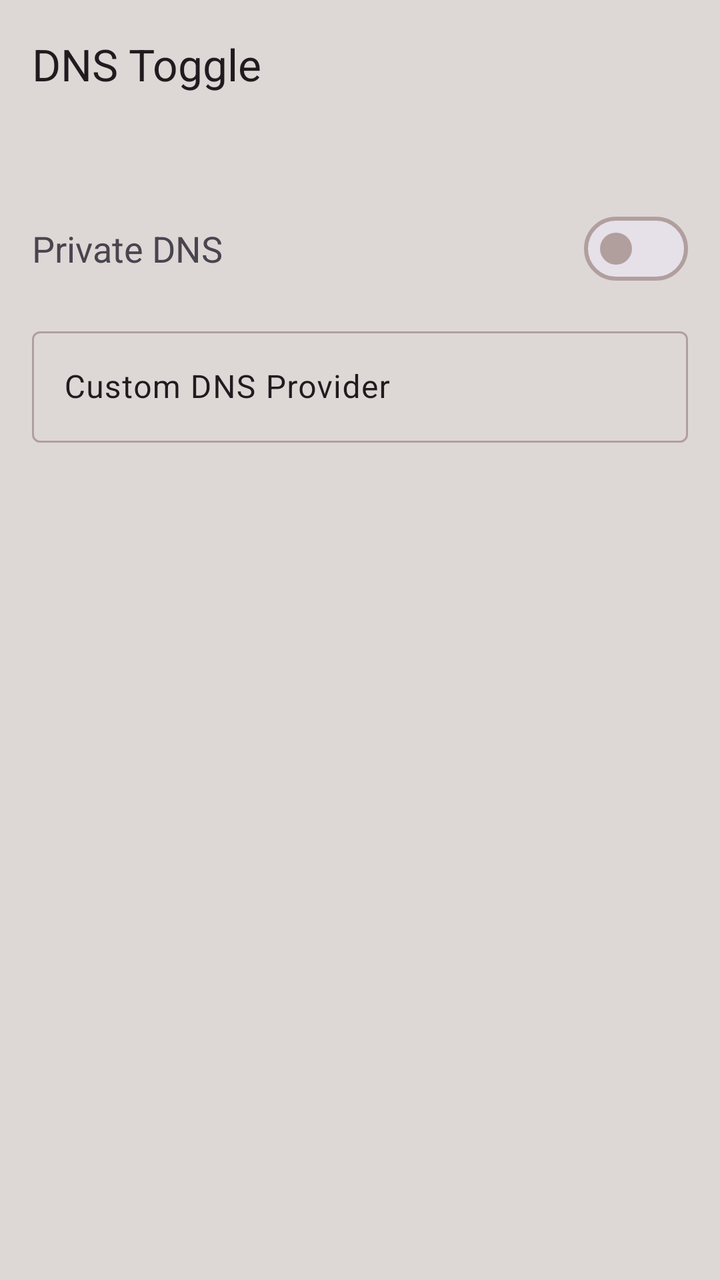
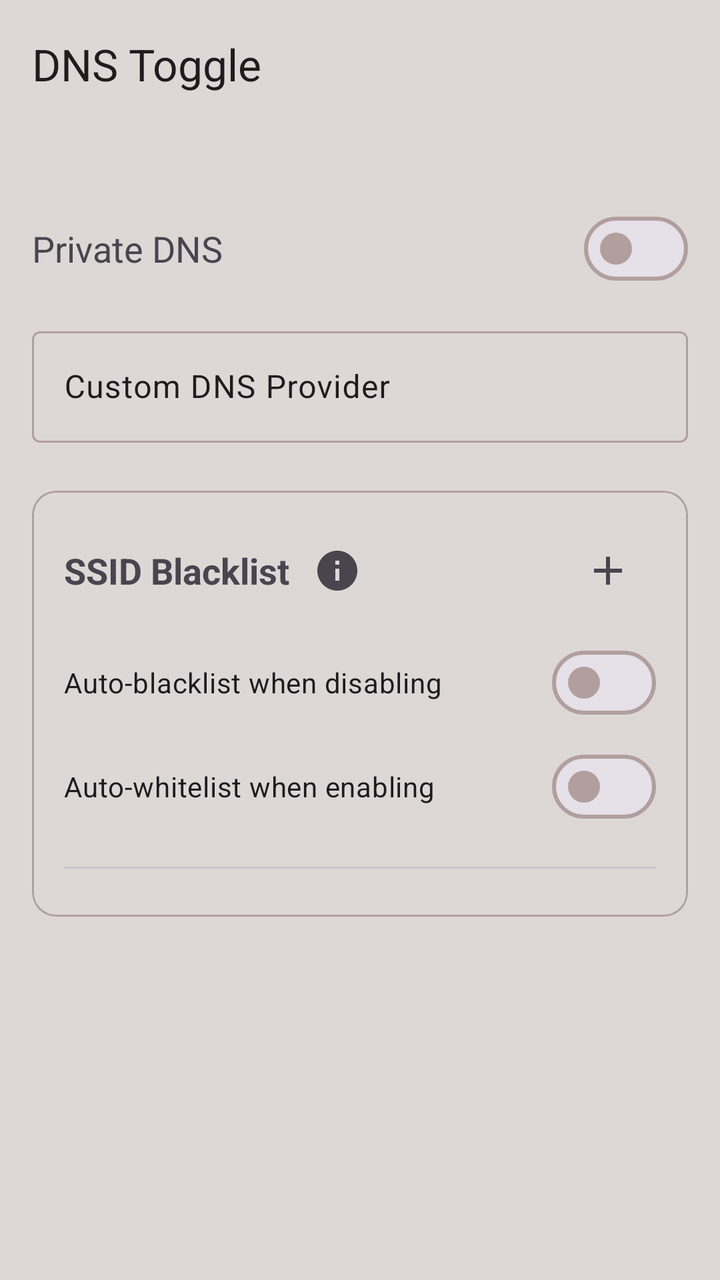

Compare the two renders of this Android layout. The source of the first and the diff that turns it into the second are given below.
<!-- AndroidManifest.xml: activity theme Theme.DNSToggle -->
<!-- res/layout/activity_main.xml -->
<?xml version="1.0" encoding="utf-8"?>
<androidx.coordinatorlayout.widget.CoordinatorLayout xmlns:android="http://schemas.android.com/apk/res/android"
    xmlns:app="http://schemas.android.com/apk/res-auto"
    xmlns:tools="http://schemas.android.com/tools"
    android:id="@+id/main"
    android:layout_width="match_parent"
    android:layout_height="match_parent"
    android:fitsSystemWindows="false"
    tools:context=".MainActivity">

    <com.google.android.material.appbar.AppBarLayout
        android:id="@+id/appBarLayout"
        android:layout_width="match_parent"
        android:layout_height="wrap_content"
        android:fitsSystemWindows="true">

        <com.google.android.material.appbar.MaterialToolbar
            android:id="@+id/topAppBar"
            android:layout_width="match_parent"
            android:layout_height="?attr/actionBarSize"
            app:title="@string/app_name" />

    </com.google.android.material.appbar.AppBarLayout>

    <androidx.constraintlayout.widget.ConstraintLayout
        android:layout_width="match_parent"
        android:layout_height="match_parent"
        android:padding="16dp"
        app:layout_behavior="@string/appbar_scrolling_view_behavior">

        <TextView
            android:id="@+id/tvToggleLabel"
            android:layout_width="wrap_content"
            android:layout_height="wrap_content"
            android:text="@string/private_dns"
            android:textSize="18sp"
            android:layout_marginTop="32dp"
            app:layout_constraintStart_toStartOf="parent"
            app:layout_constraintTop_toTopOf="parent" />

        <com.google.android.material.materialswitch.MaterialSwitch
            android:id="@+id/switchDns"
            android:layout_width="wrap_content"
            android:layout_height="wrap_content"
            app:layout_constraintEnd_toEndOf="parent"
            app:layout_constraintTop_toTopOf="@id/tvToggleLabel"
            app:layout_constraintBottom_toBottomOf="@id/tvToggleLabel" />

        <com.google.android.material.textfield.TextInputLayout
            android:id="@+id/tilCustomDns"
            android:layout_width="match_parent"
            android:layout_height="wrap_content"
            android:layout_marginTop="24dp"
            android:hint="@string/custom_dns_provider"
            app:layout_constraintTop_toBottomOf="@id/tvToggleLabel"
            app:layout_constraintStart_toStartOf="parent"
            app:layout_constraintEnd_toEndOf="parent">

            <com.google.android.material.textfield.TextInputEditText
                android:id="@+id/etCustomDns"
                android:layout_width="match_parent"
                android:layout_height="wrap_content"
                android:inputType="textUri" />
        </com.google.android.material.textfield.TextInputLayout>

    </androidx.constraintlayout.widget.ConstraintLayout>

</androidx.coordinatorlayout.widget.CoordinatorLayout>
<!-- resources referenced by this layout -->
<resources>
  <string name="app_name">DNS Toggle</string>
  <string name="custom_dns_provider">Custom DNS Provider</string>
  <string name="private_dns">Private DNS</string>
  <style name="Theme.DNSToggle" parent="Theme.Material3.DayNight.NoActionBar">
  		
  		<item name="colorPrimary">@color/light_accent</item>
  		<item name="colorOnPrimary">@color/white</item>
  
  		
  		<item name="colorSecondaryContainer">@color/light_border</item>
  		<item name="colorOnSecondaryContainer">@color/light_text</item>
  
  		
  		<item name="android:colorBackground">@color/light_background</item>
  		<item name="colorSurface">@color/light_background</item>
  		<item name="colorOnSurface">@color/light_text</item>
  		<item name="colorOnSurfaceVariant">@color/light_text</item>
  		<item name="android:textColorPrimary">@color/light_text</item>
  
  		
  		<item name="colorOutline">@color/light_border</item>
  
  		
  		<item name="android:statusBarColor">?attr/colorSurface</item>
  		<item name="android:windowLightStatusBar" tools:targetApi="m">true</item>
  	</style>
  <color name="light_accent">#6d0a1f</color>
  <color name="white">#FFFFFFFF</color>
  <color name="light_border">#b19f9e</color>
  <color name="light_text">#221a1f</color>
  <color name="light_background">#ddd8d6</color>
</resources>

<!-- the commit's change to res/layout/activity_main.xml (unified diff, before → after) -->
@@ -22,47 +22,153 @@
 
     </com.google.android.material.appbar.AppBarLayout>
 
-    <androidx.constraintlayout.widget.ConstraintLayout
+    <androidx.core.widget.NestedScrollView
         android:layout_width="match_parent"
         android:layout_height="match_parent"
-        android:padding="16dp"
         app:layout_behavior="@string/appbar_scrolling_view_behavior">
 
-        <TextView
-            android:id="@+id/tvToggleLabel"
-            android:layout_width="wrap_content"
-            android:layout_height="wrap_content"
-            android:text="@string/private_dns"
-            android:textSize="18sp"
-            android:layout_marginTop="32dp"
-            app:layout_constraintStart_toStartOf="parent"
-            app:layout_constraintTop_toTopOf="parent" />
-
-        <com.google.android.material.materialswitch.MaterialSwitch
-            android:id="@+id/switchDns"
-            android:layout_width="wrap_content"
-            android:layout_height="wrap_content"
-            app:layout_constraintEnd_toEndOf="parent"
-            app:layout_constraintTop_toTopOf="@id/tvToggleLabel"
-            app:layout_constraintBottom_toBottomOf="@id/tvToggleLabel" />
-
-        <com.google.android.material.textfield.TextInputLayout
-            android:id="@+id/tilCustomDns"
+        <androidx.constraintlayout.widget.ConstraintLayout
             android:layout_width="match_parent"
             android:layout_height="wrap_content"
-            android:layout_marginTop="24dp"
-            android:hint="@string/custom_dns_provider"
-            app:layout_constraintTop_toBottomOf="@id/tvToggleLabel"
-            app:layout_constraintStart_toStartOf="parent"
-            app:layout_constraintEnd_toEndOf="parent">
+            android:padding="16dp">
 
-            <com.google.android.material.textfield.TextInputEditText
-                android:id="@+id/etCustomDns"
+            <TextView
+                android:id="@+id/tvToggleLabel"
+                android:layout_width="wrap_content"
+                android:layout_height="wrap_content"
+                android:text="@string/private_dns"
+                android:textSize="18sp"
+                android:layout_marginTop="32dp"
+                app:layout_constraintStart_toStartOf="parent"
+                app:layout_constraintTop_toTopOf="parent" />
+
+            <com.google.android.material.materialswitch.MaterialSwitch
+                android:id="@+id/switchPrivateDns"
+                android:layout_width="wrap_content"
+                android:layout_height="wrap_content"
+                app:layout_constraintEnd_toEndOf="parent"
+                app:layout_constraintTop_toTopOf="@id/tvToggleLabel"
+                app:layout_constraintBottom_toBottomOf="@id/tvToggleLabel" />
+
+            <com.google.android.material.textfield.TextInputLayout
+                android:id="@+id/tilCustomDns"
                 android:layout_width="match_parent"
                 android:layout_height="wrap_content"
-                android:inputType="textUri" />
-        </com.google.android.material.textfield.TextInputLayout>
+                android:layout_marginTop="24dp"
+                android:hint="@string/custom_dns_provider"
+                app:layout_constraintTop_toBottomOf="@id/tvToggleLabel"
+                app:layout_constraintStart_toStartOf="parent"
+                app:layout_constraintEnd_toEndOf="parent">
 
-    </androidx.constraintlayout.widget.ConstraintLayout>
+                <com.google.android.material.textfield.TextInputEditText
+                    android:id="@+id/inputCustomDns"
+                    android:layout_width="match_parent"
+                    android:layout_height="wrap_content"
+                    android:inputType="textUri" />
+            </com.google.android.material.textfield.TextInputLayout>
+
+            <com.google.android.material.card.MaterialCardView
+                android:id="@+id/cardSsidBlacklist"
+                android:layout_width="match_parent"
+                android:layout_height="wrap_content"
+                android:layout_marginTop="24dp"
+                app:cardCornerRadius="12dp"
+                app:cardElevation="0dp"
+                app:strokeWidth="1dp"
+                app:strokeColor="?attr/colorOutline"
+                app:layout_constraintTop_toBottomOf="@id/tilCustomDns"
+                app:layout_constraintStart_toStartOf="parent"
+                app:layout_constraintEnd_toEndOf="parent">
+
+                <LinearLayout
+                    android:layout_width="match_parent"
+                    android:layout_height="wrap_content"
+                    android:orientation="vertical"
+                    android:padding="16dp">
+
+                    <RelativeLayout
+                        android:layout_width="match_parent"
+                        android:layout_height="wrap_content">
+
+                        <TextView
+                            android:id="@+id/tvSsidBlacklistTitle"
+                            android:layout_width="wrap_content"
+                            android:layout_height="wrap_content"
+                            android:text="@string/ssid_blacklist_title"
+                            android:textSize="18sp"
+                            android:textStyle="bold"
+                            android:layout_centerVertical="true"
+                            android:layout_alignParentStart="true" />
+
+                        <ImageButton
+                            android:id="@+id/btnSsidInfo"
+                            android:layout_width="48dp"
+                            android:layout_height="48dp"
+                            android:layout_toEndOf="@id/tvSsidBlacklistTitle"
+                            android:layout_centerVertical="true"
+                            android:background="?attr/selectableItemBackgroundBorderless"
+                            android:src="@drawable/ic_info"
+                            android:contentDescription="@string/info_content_description" />
+
+                        <ImageButton
+                            android:id="@+id/btnAddSsid"
+                            android:layout_width="48dp"
+                            android:layout_height="48dp"
+                            android:layout_alignParentEnd="true"
+                            android:background="?attr/selectableItemBackgroundBorderless"
+                            android:src="@drawable/ic_add"
+                            android:contentDescription="@string/add_ssid" />
+                    </RelativeLayout>
+
+                    <com.google.android.material.materialswitch.MaterialSwitch
+                        android:id="@+id/switchAutoBlacklist"
+                        android:layout_width="match_parent"
+                        android:layout_height="wrap_content"
+                        android:layout_marginTop="8dp"
+                        android:text="@string/auto_blacklist_on_disable" />
+
+                    <com.google.android.material.materialswitch.MaterialSwitch
+                        android:id="@+id/switchAutoWhitelist"
+                        android:layout_width="match_parent"
+                        android:layout_height="wrap_content"
+                        android:layout_marginTop="4dp"
+                        android:text="@string/auto_whitelist_on_enable" />
+
+                    <TextView
+                        android:id="@+id/tvPermissionNotice"
+                        android:layout_width="match_parent"
+                        android:layout_height="wrap_content"
+                        android:layout_marginTop="8dp"
+                        android:text="@string/grant_permission_notice"
+                        android:textColor="?attr/colorError"
+                        android:visibility="gone" />
+
+                    <Button
+                        android:id="@+id/btnGrantPermission"
+                        style="@style/Widget.Material3.Button.TextButton"
+                        android:layout_width="wrap_content"
+                        android:layout_height="wrap_content"
+                        android:text="@string/grant_permission_button"
+                        android:visibility="gone" />
+
+                    <View
+                        android:id="@+id/dividerSsidList"
+                        android:layout_width="match_parent"
+                        android:layout_height="1dp"
+                        android:layout_marginTop="16dp"
+                        android:background="?attr/colorOutlineVariant" />
+
+                    <LinearLayout
+                        android:id="@+id/ssidListContainer"
+                        android:layout_width="match_parent"
+                        android:layout_height="wrap_content"
+                        android:orientation="vertical"
+                        android:layout_marginTop="8dp" />
+
+                </LinearLayout>
+            </com.google.android.material.card.MaterialCardView>
+
+        </androidx.constraintlayout.widget.ConstraintLayout>
+    </androidx.core.widget.NestedScrollView>
 
 </androidx.coordinatorlayout.widget.CoordinatorLayout>
<!-- resource entries referenced after the edit -->
@@ -1,8 +1,37 @@
 <!-- resources referenced by this layout -->
 <resources>
+  <!-- drawable ic_add (drawable) -->
+  <vector xmlns:android="http://schemas.android.com/apk/res/android"
+      android:width="24dp"
+      android:height="24dp"
+      android:viewportWidth="24"
+      android:viewportHeight="24"
+      android:tint="?attr/colorControlNormal">
+      <path
+          android:fillColor="@android:color/white"
+          android:pathData="M19,13h-6v6h-2v-6H5v-2h6V5h2v6h6v2z"/>
+  </vector>
+  <!-- drawable ic_info (drawable) -->
+  <vector xmlns:android="http://schemas.android.com/apk/res/android"
+      android:width="24dp"
+      android:height="24dp"
+      android:viewportWidth="24"
+      android:viewportHeight="24"
+      android:tint="?attr/colorControlNormal">
+      <path
+          android:fillColor="@android:color/white"
+          android:pathData="M12,2C6.48,2 2,6.48 2,12s4.48,10 10,10 10,-4.48 10,-10S17.52,2 12,2zM13,17h-2v-6h2v6zM13,9h-2V7h2v2z"/>
+  </vector>
+  <string name="add_ssid">Add SSID</string>
   <string name="app_name">DNS Toggle</string>
+  <string name="auto_blacklist_on_disable">Auto-blacklist when disabling</string>
+  <string name="auto_whitelist_on_enable">Auto-whitelist when enabling</string>
   <string name="custom_dns_provider">Custom DNS Provider</string>
+  <string name="grant_permission_button">Grant Permissions</string>
+  <string name="grant_permission_notice">Location/Nearby permission (including background) required to verify the Wi-Fi SSID.</string>
+  <string name="info_content_description">More information</string>
   <string name="private_dns">Private DNS</string>
+  <string name="ssid_blacklist_title">SSID Blacklist</string>
   <style name="Theme.DNSToggle" parent="Theme.Material3.DayNight.NoActionBar">
   		
   		<item name="colorPrimary">@color/light_accent</item>
